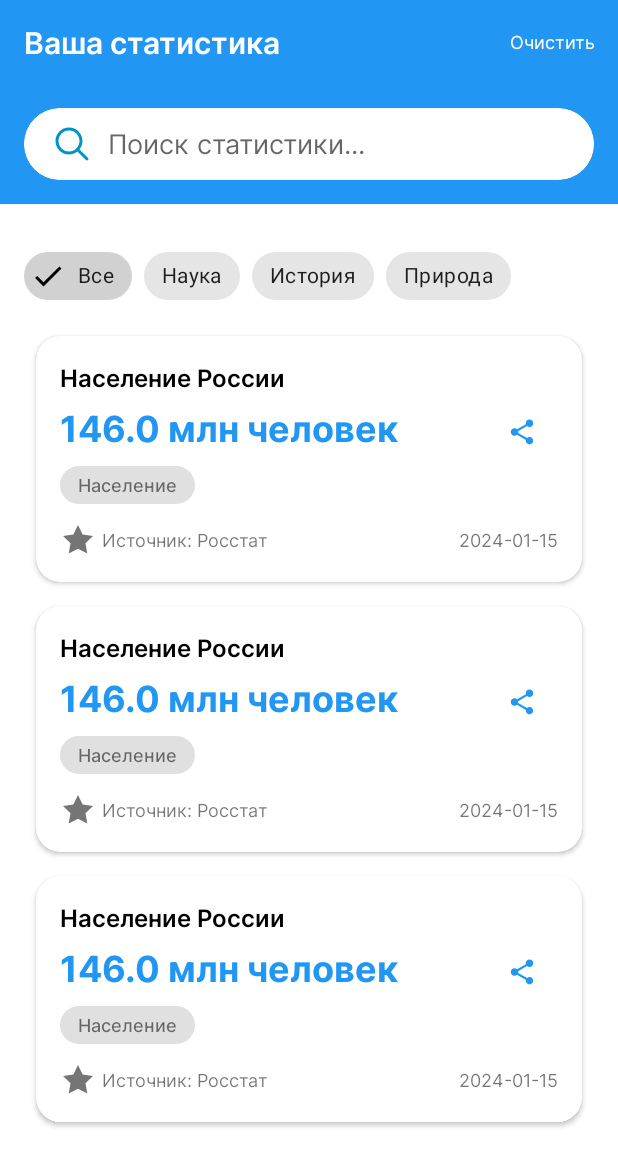
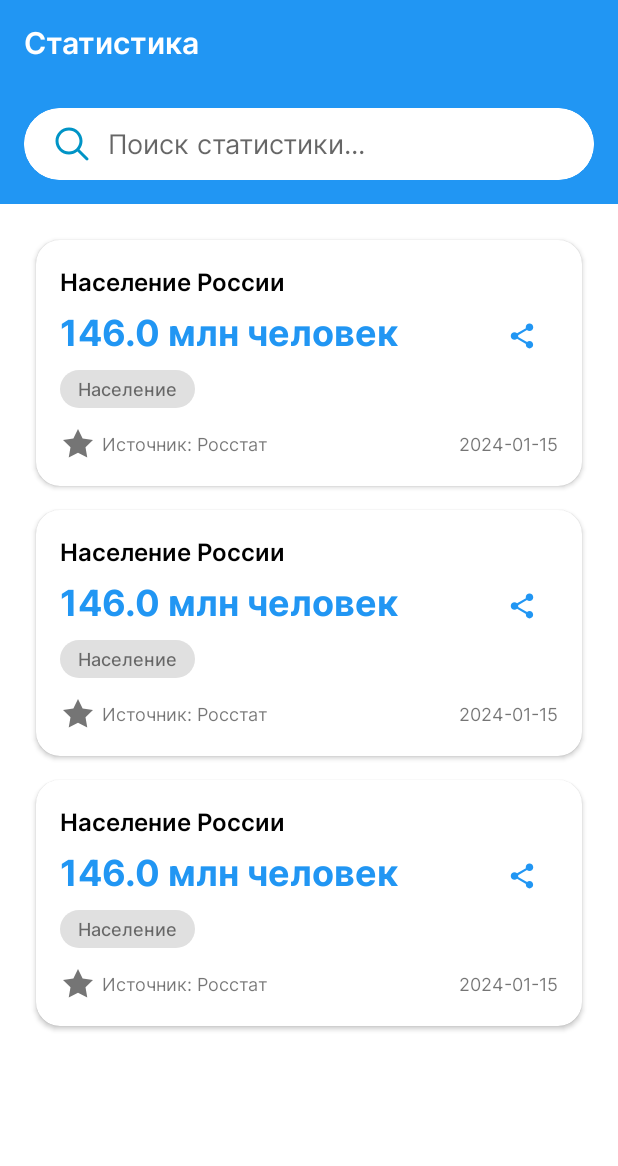
Before and after one commit to dckrOff/Statisfy, an Android app: the layout fragment_statistics.xml on its own in the app's theme, with its tools: preview values and no code run, on a phone screen of 412 x 824 dp. Shown: the top 1166 px of the screen. Run offline under Robolectric (Android 15) with nearby library versions, the phone set to English and light mode, and no system bars.

Commit message:
some fixes

```diff
--- a/app/src/main/java/uz/dckroff/statisfy/presentation/adapter/NewsAdapter.kt
+++ b/app/src/main/java/uz/dckroff/statisfy/presentation/adapter/NewsAdapter.kt
@@ -53,13 +53,13 @@ class NewsAdapter(
                 if (!news.imageUrl.isNullOrEmpty()) {
                     Glide.with(imageViewNews.context)
                         .load(news.imageUrl)
-                        .placeholder(R.drawable.ic_image_placeholder)
+                        .placeholder(R.drawable.img_2)
                         .error(R.drawable.ic_image_error)
                         .centerCrop()
                         .into(imageViewNews)
                 } else {
-                    imageViewNews.setImageResource(R.drawable.ic_image_placeholder)
-                    imageViewNews.scaleType = ImageView.ScaleType.CENTER
+                    imageViewNews.setImageResource(R.drawable.img_2)
+//                    imageViewNews.scaleType = ImageView.ScaleType.CENTER
                 }
 
                 // Индикатор релевантности
--- a/app/src/main/res/layout/fragment_home.xml
+++ b/app/src/main/res/layout/fragment_home.xml
@@ -67,8 +67,9 @@
                 <LinearLayout
                     android:layout_width="match_parent"
                     android:layout_height="wrap_content"
-                    android:layout_marginStart="16dp"
-                    android:layout_marginEnd="16dp"
+                    android:paddingStart="16dp"
+                    android:paddingEnd="16dp"
+                    android:clipToPadding="false"
                     android:orientation="vertical">
 
                     <TextView
--- a/app/src/main/res/layout/fragment_news.xml
+++ b/app/src/main/res/layout/fragment_news.xml
@@ -133,7 +133,7 @@
         app:layout_constraintEnd_toEndOf="parent"
         app:layout_constraintStart_toStartOf="parent"
         app:layout_constraintTop_toTopOf="parent"
-        tools:visibility="visible" />
+        tools:visibility="gone" />
 
     <!-- Индикатор загрузки дополнительных данных -->
     <ProgressBar
@@ -159,7 +159,7 @@
         app:layout_constraintEnd_toEndOf="parent"
         app:layout_constraintStart_toStartOf="parent"
         app:layout_constraintTop_toTopOf="parent"
-        tools:visibility="visible">
+        tools:visibility="gone">
 
         <ImageView
             android:layout_width="64dp"
--- a/app/src/main/res/layout/fragment_statistics.xml
+++ b/app/src/main/res/layout/fragment_statistics.xml
@@ -46,7 +46,7 @@
                         android:text="Очистить"
                         android:textColor="@color/white"
                         android:textSize="12sp"
-                        android:visibility="visible" />
+                        android:visibility="gone" />
 
                 </LinearLayout>
 
@@ -159,50 +159,6 @@
 
                 </LinearLayout>
 
-                <!-- Категории -->
-                <HorizontalScrollView
-                    android:layout_width="match_parent"
-                    android:layout_height="wrap_content"
-                    android:paddingVertical="8dp">
-
-                    <LinearLayout
-                        android:id="@+id/categoriesContainer"
-                        android:layout_width="wrap_content"
-                        android:layout_height="wrap_content"
-                        android:orientation="horizontal">
-
-                        <!-- Категории будут добавляться динамически -->
-                        <com.google.android.material.chip.Chip
-                            style="@style/Widget.MaterialComponents.Chip.Filter"
-                            android:layout_width="wrap_content"
-                            android:layout_height="wrap_content"
-                            android:layout_marginEnd="8dp"
-                            android:checked="true"
-                            android:text="Все" />
-
-                        <com.google.android.material.chip.Chip
-                            style="@style/Widget.MaterialComponents.Chip.Filter"
-                            android:layout_width="wrap_content"
-                            android:layout_height="wrap_content"
-                            android:layout_marginEnd="8dp"
-                            android:text="Наука" />
-
-                        <com.google.android.material.chip.Chip
-                            style="@style/Widget.MaterialComponents.Chip.Filter"
-                            android:layout_width="wrap_content"
-                            android:layout_height="wrap_content"
-                            android:layout_marginEnd="8dp"
-                            android:text="История" />
-
-                        <com.google.android.material.chip.Chip
-                            style="@style/Widget.MaterialComponents.Chip.Filter"
-                            android:layout_width="wrap_content"
-                            android:layout_height="wrap_content"
-                            android:layout_marginEnd="8dp"
-                            android:text="Природа" />
-                    </LinearLayout>
-                </HorizontalScrollView>
-
                 <!-- RecyclerView for statistics -->
                 <androidx.recyclerview.widget.RecyclerView
                     android:id="@+id/recyclerViewStatistics"
--- a/app/src/main/res/values/strings.xml
+++ b/app/src/main/res/values/strings.xml
@@ -59,7 +59,7 @@
     <string name="random_fact">Random fact</string>
 
     <!-- Statistics strings -->
-    <string name="stats_title">Ваша статистика</string>
+    <string name="stats_title">Статистика</string>
     <string name="stats_overall">Общая статистика</string>
     <string name="stats_reading">Статистика чтения</string>
     <string name="stats_favorites">Избранное</string>
```
Also changed, not shown: app/src/main/java/uz/dckroff/statisfy/presentation/ui/home/HomeFragment.kt (+21 -8 lines), app/src/main/res/layout/item_fact.xml (+4 -4 lines), app/src/main/res/layout/item_news.xml (+4 -4 lines), app/src/main/res/drawable/img_1.png (added), app/src/main/res/drawable/img_2.png (added).
